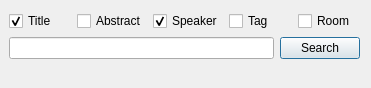
This is src/gui/searchhead.ui in edulix/confclerk as Qt 5 draws it before an edit. The edited form follows.
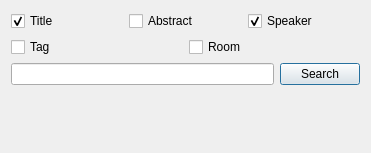
This is the edited form. Icons and pictures are not drawn.

Commit message: Search dialog: less width, more lines.

```diff
--- a/src/gui/searchhead.ui
+++ b/src/gui/searchhead.ui
@@ -7,7 +7,7 @@
     <x>0</x>
     <y>0</y>
     <width>371</width>
-    <height>88</height>
+    <height>153</height>
    </rect>
   </property>
   <property name="sizePolicy">
@@ -26,9 +26,6 @@
    <string>SearchHead</string>
   </property>
   <layout class="QVBoxLayout" name="verticalLayout">
-   <property name="leftMargin">
-    <number>9</number>
-   </property>
    <item>
     <layout class="QHBoxLayout" name="horizontalLayout_7">
      <item>
@@ -58,6 +55,10 @@
        </property>
       </widget>
      </item>
+    </layout>
+   </item>
+   <item>
+    <layout class="QHBoxLayout" name="horizontalLayout">
      <item>
       <widget class="QCheckBox" name="searchTag">
        <property name="text">
```
Left out of the diff: 4 changed lines with no effect on the pictures.
